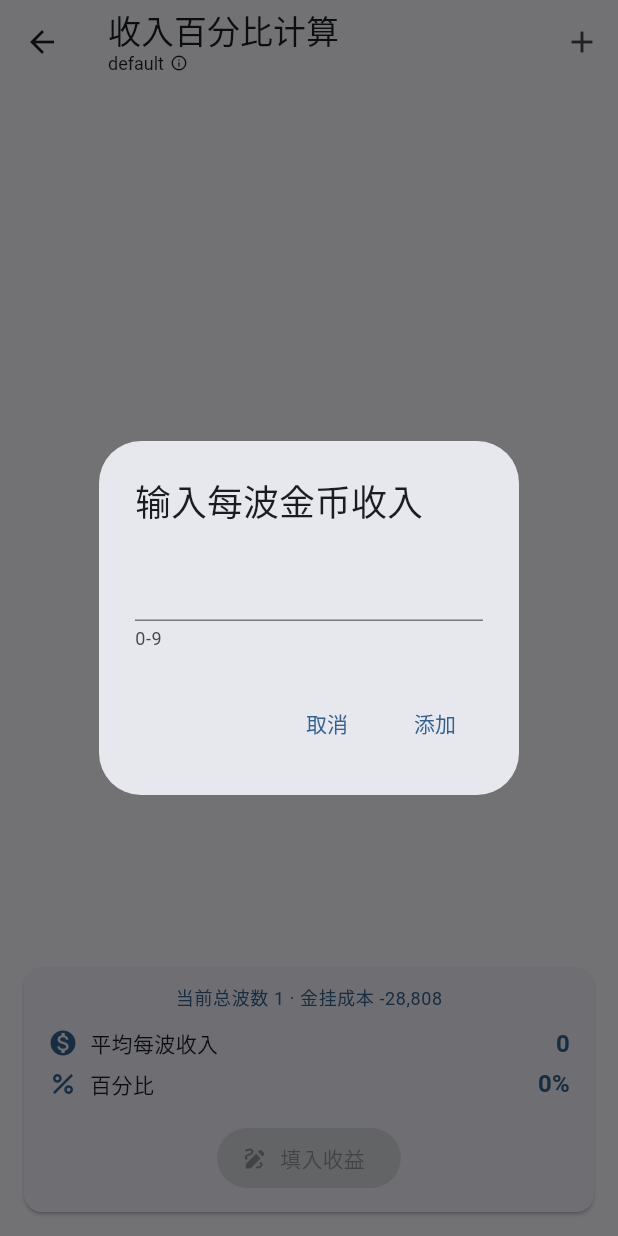
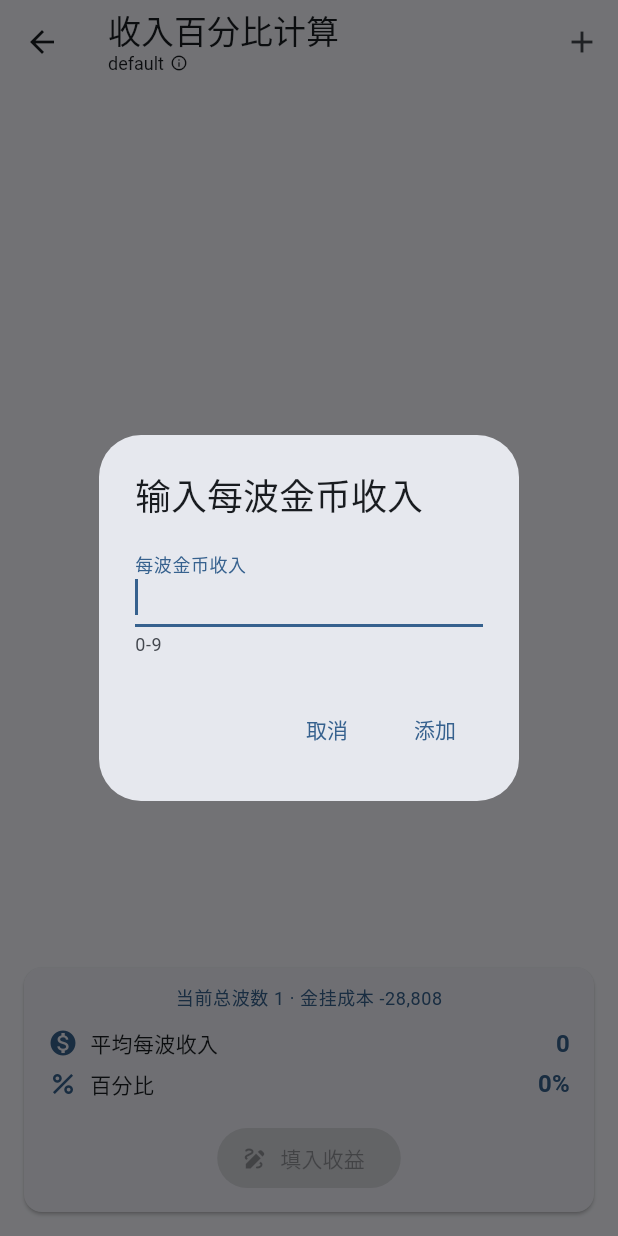
Before and after one commit to FnxAg/grow_castle_calculator_next, a Flutter app: the BonusGoldCalcPage screen opened directly, after a tap on the "add" icon, on a phone screen of 412 x 824 dp. Run offline on Flutter 3.47's test engine with Material 3 defaults, Android fonts, the light colour scheme and no system bars; our stand-ins replace get_it, hive_flutter, package_info_plus; missing offline and left inert: flutter_displaymode; accounts and stored records are empty.

Commit message:
chore: 完善“收入百分比计算”输入框体验

```diff
--- a/lib/view/page/function/bonus_gold_calc.dart
+++ b/lib/view/page/function/bonus_gold_calc.dart
@@ -1,4 +1,5 @@
 import 'package:flutter/material.dart';
+import 'package:flutter/services.dart';
 import 'package:grow_castle_calculator_next/core/extension/num.dart';
 import 'package:grow_castle_calculator_next/data/res/store.dart';
 import 'package:grow_castle_calculator_next/view/widget/select_all_text_field.dart';
@@ -55,7 +56,9 @@ class _BonusGoldCalcPageState extends State<BonusGoldCalcPage> {
           content: SelectAllTextField(
             controller: controller,
             keyboardType: TextInputType.number,
-            decoration: const InputDecoration(helperText: '0-9'),
+            inputFormatters: [FilteringTextInputFormatter.digitsOnly],
+            decoration: const InputDecoration(helperText: '0-9', labelText: '每波金币收入'),
+            autofocus: true,
           ),
           actions: [
             TextButton(
```
